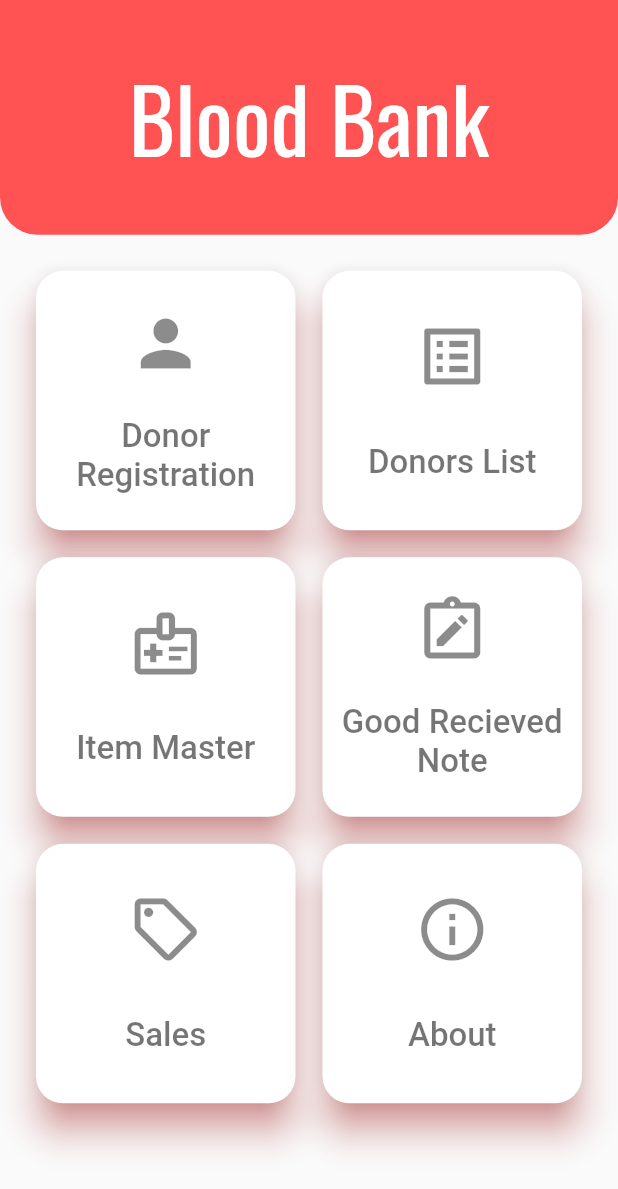
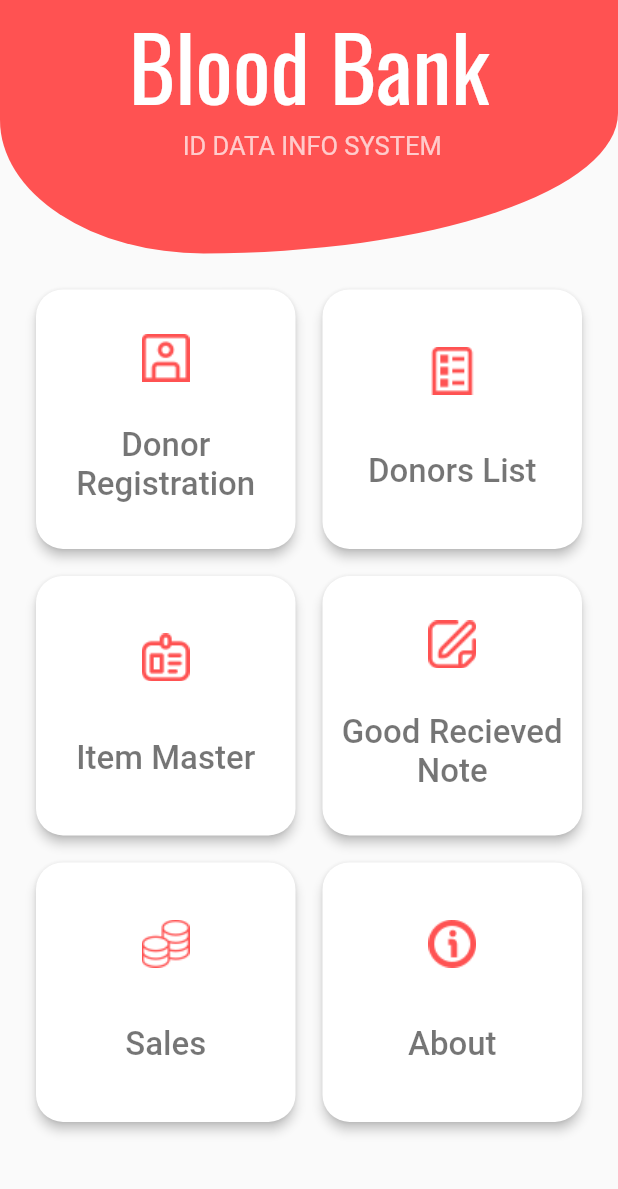
Before and after one commit to asif8585/Blood-Bank, a Flutter app: the screen it shows after launch, on a phone screen of 412 x 824 dp. Shown: the top 1189 px of the screen. Run offline on Flutter 3.47's test engine with Material 2 defaults, Android fonts, the phone set to English and light mode, and no system bars; our stand-ins replace blurrycontainer, csc_picker, google_fonts; missing offline and left inert: gender_picker; Roboto replaces fonts that are missing (Aclonica, Ubuntu).

Commit message:
homeScreen updated

```diff
--- a/lib/screens/homeScreen.dart
+++ b/lib/screens/homeScreen.dart
@@ -1,4 +1,5 @@
 import 'package:b_bank/screens/donor_registraion.dart';
+import 'package:blurrycontainer/blurrycontainer.dart';
 import 'package:flutter/material.dart';
 import 'package:google_fonts/google_fonts.dart';
 
@@ -13,23 +14,34 @@ class _Home_ScreenState extends State<Home_Screen> {
   @override
   Widget build(BuildContext context) {
     return SafeArea(
+      child: Container(
+        // color: Colors.transparent,
         child: Column(
           children: [
-          // blood bank text heasing container
+            // blood bank text heading container
+
             Container(
               width: MediaQuery.of(context).size.width * 1,
-            height: MediaQuery.of(context).size.height * 0.19,
+              height: MediaQuery.of(context).size.width * 0.41,
               decoration: BoxDecoration(
-              borderRadius: BorderRadius.only(
-                  bottomLeft: Radius.circular(25),
-                  bottomRight: Radius.circular(25)),
-              color: Colors.redAccent[200],
+                borderRadius: const BorderRadius.only(
+                    bottomRight: Radius.elliptical(590, 200),
+                    bottomLeft: Radius.elliptical(290, 190)),
+                color: Colors.redAccent,
               ),
-            child: Center(
-              child: Text(
+              child: Column(
+                children: [
+                  Text(
                     "Blood Bank",
-                style: GoogleFonts.oswald(fontSize: 59, color: Colors.white),
+                    style:
+                        GoogleFonts.oswald(fontSize: 59, color: Colors.white),
                   ),
+                  Text(
+                    " ID DATA INFO SYSTEM",
+                    style: GoogleFonts.aclonica(
+                        color: Colors.white70, fontSize: 17),
+                  )
+                ],
               ),
             ),
             ////////////////////////////////////////////
@@ -50,18 +62,17 @@ class _Home_ScreenState extends State<Home_Screen> {
                     },
                     child: Container(
                       child: Card(
-                      elevation: 10,
-                      shadowColor: Colors.redAccent,
+                        elevation: 3,
+                        // shadowColor: Colors.redAccent,
                         shape: RoundedRectangleBorder(
                           borderRadius: BorderRadius.circular(18),
                         ),
                         child: Column(
                           mainAxisAlignment: MainAxisAlignment.spaceEvenly,
                           children: [
-                          Icon(
-                            Icons.person,
-                            size: 50,
-                            color: Colors.black45,
+                            Image.asset(
+                              "assets/img/portrait.png",
+                              color: Colors.redAccent,
                             ),
                             Text(
                               "Donor Registration",
@@ -80,18 +91,17 @@ class _Home_ScreenState extends State<Home_Screen> {
                   // donors list container
                   Container(
                     child: Card(
-                    elevation: 10,
-                    shadowColor: Colors.redAccent,
+                      elevation: 3,
+                      // shadowColor: Colors.redAccent,
                       shape: RoundedRectangleBorder(
                         borderRadius: BorderRadius.circular(18),
                       ),
                       child: Column(
                         mainAxisAlignment: MainAxisAlignment.spaceEvenly,
                         children: [
-                        Icon(
-                          Icons.list_alt_outlined,
-                          size: 50,
-                          color: Colors.black45,
+                          Image.asset(
+                            "assets/img/ballot2.png",
+                            color: Colors.redAccent,
                           ),
                           Text(
                             "Donors List",
@@ -109,18 +119,17 @@ class _Home_ScreenState extends State<Home_Screen> {
                   // item master
                   Container(
                     child: Card(
-                    elevation: 10,
-                    shadowColor: Colors.redAccent,
+                      elevation: 3,
+                      // shadowColor: Colors.redAccent,
                       shape: RoundedRectangleBorder(
                         borderRadius: BorderRadius.circular(18),
                       ),
                       child: Column(
                         mainAxisAlignment: MainAxisAlignment.spaceEvenly,
                         children: [
-                        Icon(
-                          Icons.medical_information_outlined,
-                          size: 50,
-                          color: Colors.black45,
+                          Image.asset(
+                            "assets/img/id-badge.png",
+                            color: Colors.redAccent,
                           ),
                           Text(
                             "Item Master",
@@ -139,18 +148,17 @@ class _Home_ScreenState extends State<Home_Screen> {
 
                   Container(
                     child: Card(
-                    elevation: 10,
-                    shadowColor: Colors.redAccent,
+                      elevation: 3,
+                      // shadowColor: Colors.redAccent,
                       shape: RoundedRectangleBorder(
                         borderRadius: BorderRadius.circular(18),
                       ),
                       child: Column(
                         mainAxisAlignment: MainAxisAlignment.spaceEvenly,
                         children: [
-                        Icon(
-                          Icons.note_alt_outlined,
-                          size: 50,
-                          color: Colors.black45,
+                          Image.asset(
+                            "assets/img/edit.png",
+                            color: Colors.redAccent,
                           ),
                           Text(
                             "Good Recieved Note",
@@ -167,18 +175,17 @@ class _Home_ScreenState extends State<Home_Screen> {
                   //sales
                   Container(
                     child: Card(
-                    elevation: 10,
-                    shadowColor: Colors.redAccent,
+                      elevation: 3,
+                      // shadowColor: Colors.redAccent,
                       shape: RoundedRectangleBorder(
                         borderRadius: BorderRadius.circular(18),
                       ),
                       child: Column(
                         mainAxisAlignment: MainAxisAlignment.spaceEvenly,
                         children: [
-                        Icon(
-                          Icons.sell_outlined,
-                          size: 50,
-                          color: Colors.black45,
+                          Image.asset(
+                            "assets/img/coins3.png",
+                            color: Colors.redAccent,
                           ),
                           Text(
                             "Sales",
@@ -196,18 +203,17 @@ class _Home_ScreenState extends State<Home_Screen> {
 
                   Container(
                     child: Card(
-                    elevation: 10,
-                    shadowColor: Colors.redAccent,
+                      elevation: 3,
+                      // shadowColor: Colors.redAccent,
                       shape: RoundedRectangleBorder(
                         borderRadius: BorderRadius.circular(18),
                       ),
                       child: Column(
                         mainAxisAlignment: MainAxisAlignment.spaceEvenly,
                         children: [
-                        Icon(
-                          Icons.info_outline,
-                          size: 50,
-                          color: Colors.black45,
+                          Image.asset(
+                            "assets/img/info.png",
+                            color: Colors.redAccent,
                           ),
                           Text(
                             "About",
@@ -226,6 +232,7 @@ class _Home_ScreenState extends State<Home_Screen> {
             )
           ],
         ),
+      ),
     );
   }
 }
```
Also changed, not shown: pubspec.yaml (+4 -7 lines), assets/img/ballot.png (added), assets/img/ballot2.png (added), assets/img/coins.png (added), assets/img/coins2.png (added), assets/img/coins3.png (added), assets/img/donate.png (added), assets/img/edit.png (added), assets/img/id-badge.png (added), assets/img/info.png (added), assets/img/label.png (added), assets/img/portrait.png (added), pubspec.lock. Lines whose indentation alone changed are shown as unchanged.
